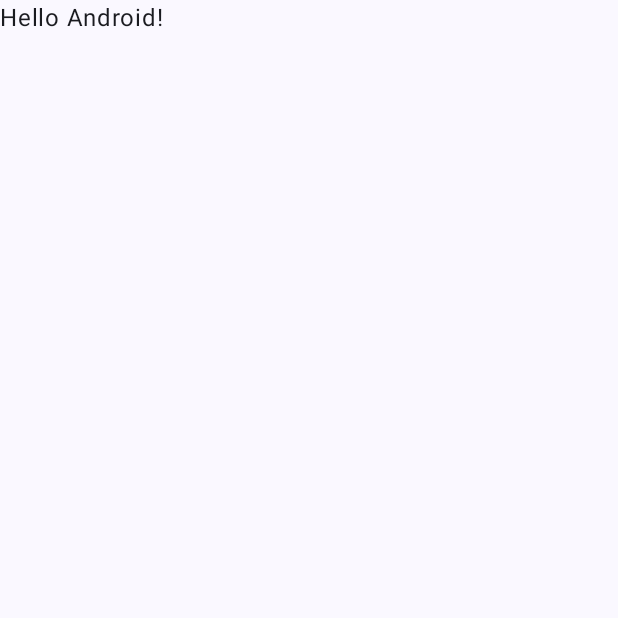
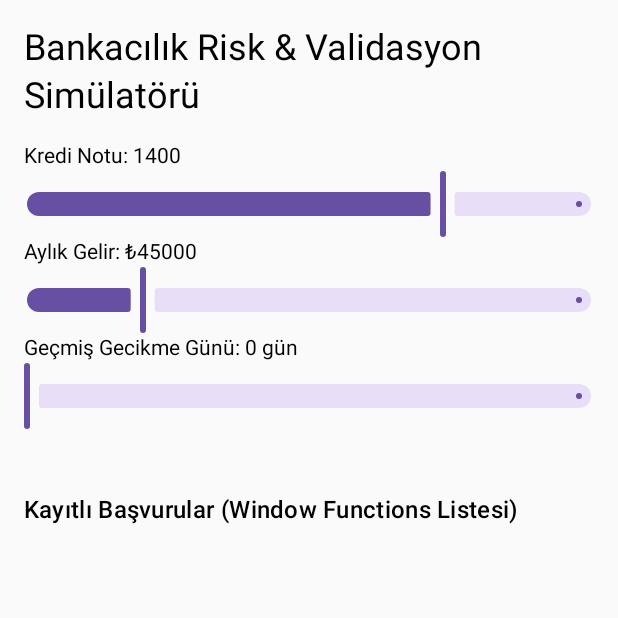
Before and after one commit to dutgee5/bankvalidation, an Android app built with Jetpack Compose: the screen it shows after launch (MainActivity), on a phone screen of 412 x 824 dp, the top half of it. Before the commit the part shown is almost empty. Run offline under Robolectric (Android 15) with nearby library versions, the phone set to English and light mode, and no system bars; our stand-ins replace Room's generated code.

Commit message:
Wire Room database, ViewModel, Compose UI, and MainActivity for PD simulation.

```diff
--- a/app/build.gradle.kts
+++ b/app/build.gradle.kts
@@ -7,11 +7,7 @@ plugins {
 
 android {
     namespace = "com.thedone.bankvalidation"
-    compileSdk {
-        version = release(36) {
-            minorApiLevel = 1
-        }
-    }
+    compileSdk =37
 
     defaultConfig {
         applicationId = "com.thedone.bankvalidation"
--- a/app/src/main/java/com/thedone/bankvalidation/MainActivity.kt
+++ b/app/src/main/java/com/thedone/bankvalidation/MainActivity.kt
@@ -3,45 +3,32 @@ package com.thedone.bankvalidation
 import android.os.Bundle
 import androidx.activity.ComponentActivity
 import androidx.activity.compose.setContent
-import androidx.activity.enableEdgeToEdge
-import androidx.compose.foundation.layout.fillMaxSize
-import androidx.compose.foundation.layout.padding
-import androidx.compose.material3.Scaffold
-import androidx.compose.material3.Text
-import androidx.compose.runtime.Composable
-import androidx.compose.ui.Modifier
-import androidx.compose.ui.tooling.preview.Preview
-import com.thedone.bankvalidation.ui.theme.BankvalidationTheme
+import androidx.room.Room
+import com.thedone.bankvalidation.data.local.BankDatabase
+import com.thedone.bankvalidation.domain.usecase.CalculateProbabilityOfDefaultUseCase
+import com.thedone.bankvalidation.presentation.ValidationSimulatorScreen
+import com.thedone.bankvalidation.presentation.ValidationViewModel
 
 class MainActivity : ComponentActivity() {
     override fun onCreate(savedInstanceState: Bundle?) {
         super.onCreate(savedInstanceState)
-        enableEdgeToEdge()
+
+        val database = Room.databaseBuilder(
+            applicationContext,
+            BankDatabase::class.java,
+            "bank_validation.db"
+        ).build()
+
+
+        // use di
+        val dao = database.loanValidationDao()
+        val calculatePdUseCase = CalculateProbabilityOfDefaultUseCase()
+
+        val viewModel = ValidationViewModel(dao, calculatePdUseCase)
+
+
         setContent {
-            BankvalidationTheme {
-                Scaffold(modifier = Modifier.fillMaxSize()) { innerPadding ->
-                    Greeting(
-                        name = "Android",
-                        modifier = Modifier.padding(innerPadding)
-                    )
-                }
-            }
+            ValidationSimulatorScreen(viewModel = viewModel)
         }
     }
 }
-
-@Composable
-fun Greeting(name: String, modifier: Modifier = Modifier) {
-    Text(
-        text = "Hello $name!",
-        modifier = modifier
-    )
-}
-
-@Preview(showBackground = true)
-@Composable
-fun GreetingPreview() {
-    BankvalidationTheme {
-        Greeting("Android")
-    }
-}
--- /dev/null
+++ b/app/src/main/java/com/thedone/bankvalidation/data/local/BankDatabase.kt
@@ -0,0 +1,11 @@
+package com.thedone.bankvalidation.data.local
+
+import androidx.room.Database
+import androidx.room.RoomDatabase
+import com.thedone.bankvalidation.data.local.dao.LoanValidationDao
+import com.thedone.bankvalidation.data.local.entity.LoanApplicationEntity
+
+@Database(entities = [LoanApplicationEntity::class], version = 1, exportSchema = false)
+abstract class BankDatabase : RoomDatabase() {
+    abstract fun loanValidationDao(): LoanValidationDao
+}
--- /dev/null
+++ b/app/src/main/java/com/thedone/bankvalidation/presentation/ValidationSimulatorScreen.kt
@@ -0,0 +1,110 @@
+package com.thedone.bankvalidation.presentation
+
+import androidx.compose.foundation.layout. *
+import androidx.compose.foundation.lazy.LazyColumn
+import androidx.compose.foundation.lazy.items
+import androidx.compose.material3. *
+import androidx.compose.material3.HorizontalDivider
+import androidx.compose.runtime.Composable
+import androidx.compose.runtime.collectAsState
+import androidx.compose.runtime.getValue
+import androidx.compose.ui.Modifier
+import androidx.compose.ui.unit.dp
+
+@Composable
+fun ValidationSimulatorScreen(viewModel: ValidationViewModel) {
+    val applications by viewModel.latestApplications.collectAsState()
+    val result = viewModel.currentResult
+
+
+
+    Column(
+        modifier = Modifier
+            .fillMaxSize()
+            .padding(16.dp)
+    ) {
+        Text(
+            text = "Bankacılık Risk & Validasyon Simülatörü",
+            style = MaterialTheme.typography.headlineSmall
+        )
+        Spacer(modifier = Modifier.height(16.dp))
+
+        // 1. Slider Paneli (Parametre Ayarları)
+        Text(text = "Kredi Notu: ${viewModel.creditScore.toInt()}")
+        Slider(
+            value = viewModel.creditScore,
+            onValueChange = { viewModel.updateCreditScore(it) },
+            valueRange = 0f..1900f
+        )
+
+        Text(text = "Aylık Gelir: ₺${viewModel.monthlyIncome.toInt()}")
+        Slider(
+            value = viewModel.monthlyIncome,
+            onValueChange = { viewModel.updateMonthlyIncome(it) },
+            valueRange = 5000f..200000f
+        )
+
+        Text(text = "Geçmiş Gecikme Günü: ${viewModel.pastDueDays.toInt()} gün")
+        Slider(
+            value = viewModel.pastDueDays,
+            onValueChange = { viewModel.updatePastDueDays(it) },
+            valueRange = 0f..90f
+        )
+
+        Spacer(modifier = Modifier.height(16.dp))
+
+        // 2. Anlık Model Çıktısı (PD ve Segment)
+        result?.let {
+            Card(
+                modifier = Modifier.fillMaxWidth(),
+                colors = CardDefaults.cardColors(containerColor = MaterialTheme.colorScheme.surfaceVariant)
+            ) {
+                Column(modifier = Modifier.padding(16.dp)) {
+                    Text(
+                        text = "Temerrüt Olasılığı (PD): ${
+                            String.format(
+                                "%.2f",
+                                it.probabilityOfDefault * 100
+                            )
+                        }%"
+                    )
+                    Text(text = "Risk Segmenti: ${it.riskSegment}")
+                    Text(text = "Karar: ${if (it.isApproved) "ONAYLANDI" else "REDDEDİLDİ"}")
+                }
+            }
+            Spacer(modifier = Modifier.height(8.dp))
+            Button(
+                onClick = { viewModel.saveApplicationToDb() },
+                modifier = Modifier.fillMaxWidth()
+            ) {
+                Text(text = "Simülasyonu Veritabanına Kaydet")
+            }
+        }
+
+        Spacer(modifier = Modifier.height(24.dp))
+        Text(
+            text = "Kayıtlı Başvurular (Window Functions Listesi)",
+            style = MaterialTheme.typography.titleMedium
+        )
+
+        // 3. Veritabanından Gelen Başvurular Listesi
+        LazyColumn(modifier = Modifier.fillMaxSize()) {
+            items(applications) { app ->
+                ListItem(
+                    headlineContent = { Text(text = "Müşteri: ${app.customerId} - Skor: ${app.creditScore}") },
+                    supportingContent = {
+                        Text(
+                            text = "PD: ${
+                                String.format(
+                                    "%.2f",
+                                    app.calculatedPd * 100
+                                )
+                            }% | ${app.riskSegment}"
+                        )
+                    }
+                )
+                HorizontalDivider(Modifier, DividerDefaults.Thickness, DividerDefaults.color)
+            }
+        }
+    }
+}
--- /dev/null
+++ b/app/src/main/java/com/thedone/bankvalidation/presentation/ValidationViewModel.kt
@@ -0,0 +1,95 @@
+package com.thedone.bankvalidation.presentation
+
+import androidx.compose.runtime.getValue
+import androidx.compose.runtime.mutableStateOf
+import androidx.compose.runtime.setValue
+import androidx.lifecycle.ViewModel
+import androidx.lifecycle.viewModelScope
+import com.thedone.bankvalidation.data.local.dao.LoanValidationDao
+import com.thedone.bankvalidation.data.local.entity.LoanApplicationEntity
+import com.thedone.bankvalidation.domain.model.LoanApplication
+import com.thedone.bankvalidation.domain.model.RiskAssessmentResult
+import com.thedone.bankvalidation.domain.usecase.CalculateProbabilityOfDefaultUseCase
+import kotlinx.coroutines.flow.SharingStarted
+import kotlinx.coroutines.flow.StateFlow
+import kotlinx.coroutines.flow.stateIn
+import kotlinx.coroutines.launch
+import java.util.UUID
+
+class ValidationViewModel(
+    private val dao: LoanValidationDao,
+    private val calculatePdUseCase: CalculateProbabilityOfDefaultUseCase,
+) : ViewModel() {
+
+    // UI Slider State value
+    var creditScore by mutableStateOf(1400f)
+        private set
+    var monthlyIncome by mutableStateOf(45000f)
+        private set
+    var totalDebt by mutableStateOf(120000f)
+        private set
+    var pastDueDays by mutableStateOf(0f)
+        private set
+
+
+    var currentResult by mutableStateOf<RiskAssessmentResult?>(null)
+        private set
+
+    // latestApplication (Flow -> State)
+    val latestApplications: StateFlow<List<LoanApplicationEntity>> =
+        dao.getLatestApplicationsPerCustomer()
+            .stateIn(
+                scope = viewModelScope,
+                started = SharingStarted.WhileSubscribed(5000),
+                initialValue = emptyList()
+            )
+
+    fun updateCreditScore(value: Float) {
+        creditScore = value
+        recalculateModel()
+    }
+
+    fun updateMonthlyIncome(value: Float) {
+        monthlyIncome = value
+        recalculateModel()
+    }
+
+    fun updateTotalDebt(value: Float) {
+        totalDebt = value
+        recalculateModel()
+    }
+
+    fun updatePastDueDays(value: Float) {
+        pastDueDays = value
+        recalculateModel()
+    }
+
+    private fun recalculateModel() {
+        val application = LoanApplication(
+            customerId = "CUST-${UUID.randomUUID().toString().take(4)}",
+            monthlyIncome = monthlyIncome.toDouble(),
+            totalDebt = totalDebt.toDouble(),
+            creditScore = creditScore.toInt(),
+            pastDueDays = pastDueDays.toInt()
+        )
+        currentResult = calculatePdUseCase(application)
+    }
+
+    fun saveApplicationToDb() {
+        val result = currentResult ?: return
+        viewModelScope.launch {
+            val entity = LoanApplicationEntity(
+                customerId = result.customerId,
+                monthlyIncome = monthlyIncome.toDouble(),
+                totalDebt = totalDebt.toDouble(),
+                creditScore = creditScore.toInt(),
+                pastDueDays = pastDueDays.toInt(),
+                calculatedPd = result.probabilityOfDefault,
+                riskSegment = result.riskSegment,
+                applicationDate = System.currentTimeMillis()
+            )
+            dao.insertApplication(entity)
+        }
+    }
+
+}
```
